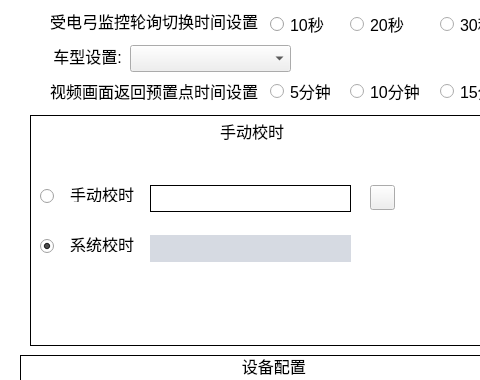
Qt form devupdatewidget.ui (1157889734/monitor_clent) before a commit; both pictures show x 0 to 480 and y 0 to 380 of the 1024 by 630 pixel window.
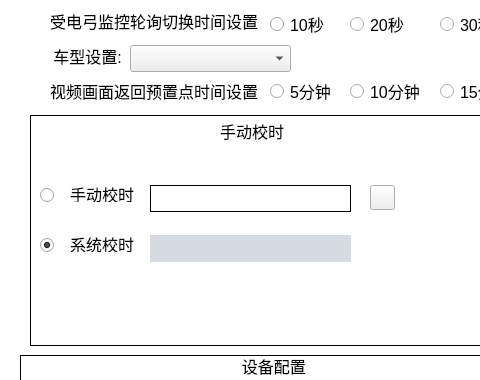
The same form after that commit. Icons and pictures are not drawn.

The edit to the form file:
```diff
--- a/devupdatewidget.ui
+++ b/devupdatewidget.ui
@@ -1326,9 +1326,9 @@
      <property name="geometry">
       <rect>
        <x>10</x>
-       <y>70</y>
-       <width>21</width>
-       <height>22</height>
+       <y>65</y>
+       <width>30</width>
+       <height>30</height>
       </rect>
      </property>
      <property name="text">
@@ -1342,9 +1342,9 @@
      <property name="geometry">
       <rect>
        <x>10</x>
-       <y>120</y>
-       <width>21</width>
-       <height>22</height>
+       <y>115</y>
+       <width>30</width>
+       <height>30</height>
       </rect>
      </property>
      <property name="text">
```
